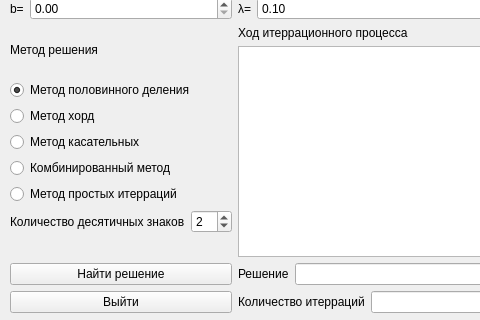
This is formequations.ui in igorternyuk/TeScientificCalculator as Qt 5 draws it before an edit; both pictures show x 0 to 480 and y 90 to 410 of the 566 by 410 pixel window. The edited form follows.
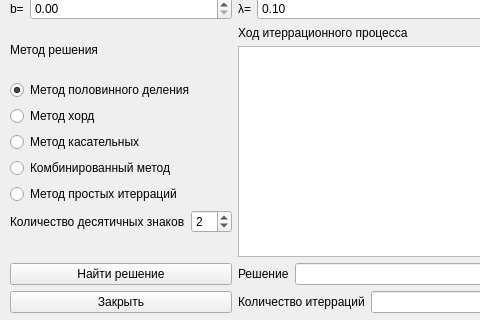
This is the edited form.

Diff of the .ui file:
```diff
--- a/formequations.ui
+++ b/formequations.ui
@@ -173,7 +173,7 @@
       <item>
        <widget class="QPushButton" name="pushButton">
         <property name="text">
-         <string>Выйти</string>
+         <string>Закрыть</string>
         </property>
        </widget>
       </item>
```
